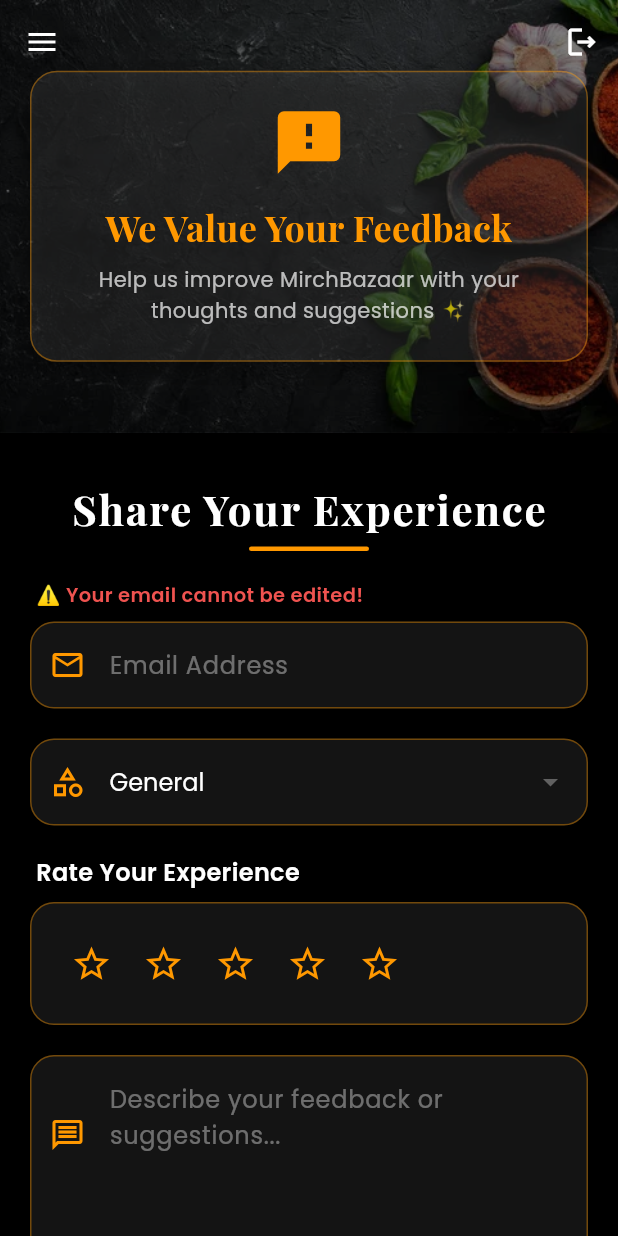
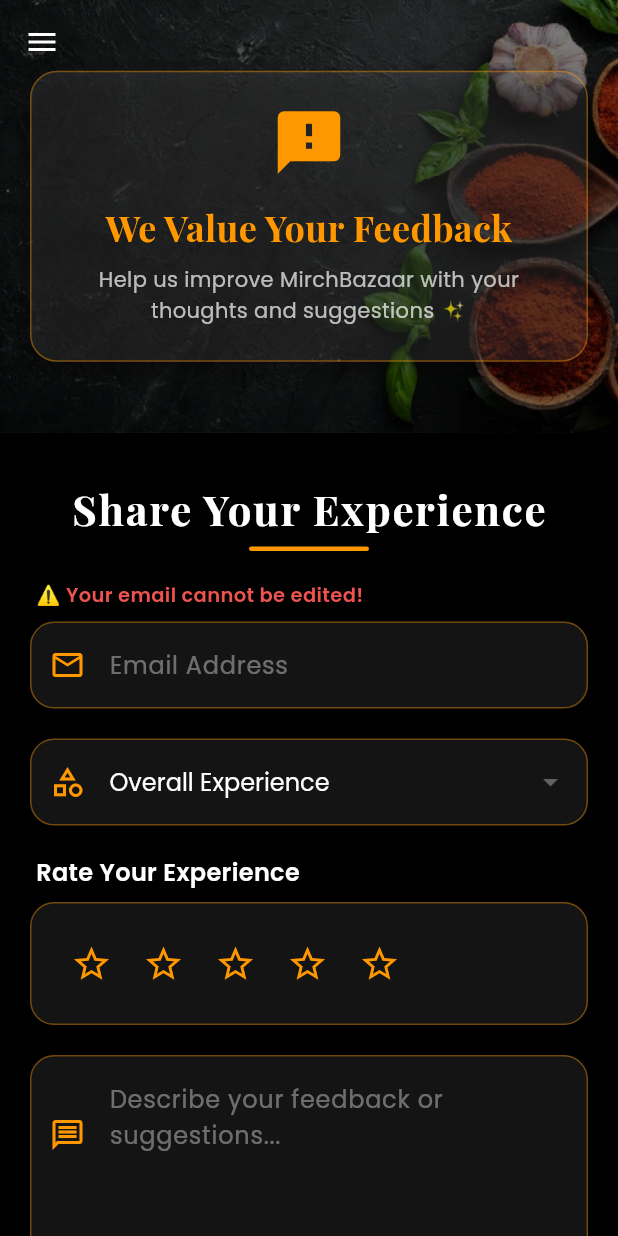
Before and after one commit to Taha1707/MirchBazaar, a Flutter app: the FeedbackFormPage screen opened directly, on a phone screen of 412 x 824 dp. Run offline on Flutter 3.47's test engine with Material 3 defaults, Android fonts, the phone set to English and light mode, and no system bars; our stand-ins replace badges, cloud_firestore, firebase_auth, firebase_core, flutter_rating_bar, google_fonts and 2 more; accounts and stored records are empty.

```diff
--- a/lib/user/feedback_page.dart
+++ b/lib/user/feedback_page.dart
@@ -3,8 +3,6 @@ import 'package:firebase_auth/firebase_auth.dart';
 import 'package:flutter/material.dart';
 import 'package:google_fonts/google_fonts.dart';
 import 'package:project/user/user_drawer.dart';
-import '../services/authentication.dart';
-import '../services/validation.dart';
 
 final user = FirebaseAuth.instance.currentUser;
 final userEmail = user?.email ?? 'No Email';
@@ -20,7 +18,7 @@ class _FeedbackFormPageState extends State<FeedbackFormPage>
   final _formKey = GlobalKey<FormState>();
   final _emailController = TextEditingController();
   final _messageController = TextEditingController();
-  String _feedbackType = 'General';
+  String _feedbackType = 'Overall Experience';
   int _rating = 0;
   bool _isSending = false;
   late AnimationController _controller;
@@ -75,7 +73,7 @@ class _FeedbackFormPageState extends State<FeedbackFormPage>
       clearData();
 
       setState(() {
-        _feedbackType = 'General';
+        _feedbackType = 'Overall Experience';
         _rating = 0;
       });
     } catch (e) {
@@ -88,6 +86,17 @@ class _FeedbackFormPageState extends State<FeedbackFormPage>
     }
 
     setState(() => _isSending = false);
+  }
+
+  String? validateMessage(String? value) {
+    if (value == null || value.trim().isEmpty) {
+      return 'Feedback cannot be empty';
+    }
+    final wordCount = value.trim().split(RegExp(r'\s+')).length;
+    if (wordCount < 10) {
+      return 'Please write at least 10 words for meaningful feedback';
+    }
+    return null;
   }
 
   Widget _buildStarRating() {
@@ -108,7 +117,6 @@ class _FeedbackFormPageState extends State<FeedbackFormPage>
     );
   }
 
-  // Section Heading with Orange Underline (same as About Us)
   Widget _sectionHeading(String title) {
     return Column(
       children: [
@@ -136,7 +144,6 @@ class _FeedbackFormPageState extends State<FeedbackFormPage>
     );
   }
 
-  // Themed Input Field
   Widget _buildThemedTextField({
     required String hintText,
     required IconData icon,
@@ -202,13 +209,13 @@ class _FeedbackFormPageState extends State<FeedbackFormPage>
             borderRadius: BorderRadius.circular(16),
             borderSide: BorderSide.none,
           ),
-          contentPadding: const EdgeInsets.symmetric(horizontal: 16, vertical: 16),
+          contentPadding:
+          const EdgeInsets.symmetric(horizontal: 16, vertical: 16),
         ),
       ),
     );
   }
 
-  // Themed Dropdown
   Widget _buildThemedDropdown() {
     return Container(
       margin: const EdgeInsets.only(bottom: 20),
@@ -254,9 +261,15 @@ class _FeedbackFormPageState extends State<FeedbackFormPage>
             borderRadius: BorderRadius.circular(16),
             borderSide: BorderSide(color: Colors.orange, width: 2),
           ),
-          contentPadding: const EdgeInsets.symmetric(horizontal: 16, vertical: 16),
+          contentPadding:
+          const EdgeInsets.symmetric(horizontal: 16, vertical: 16),
         ),
-        items: ['General', 'Bug Report', 'Feature Request', 'Other']
+        items: [
+          'Overall Experience',
+          'Product Quality',
+          'Service & Support',
+          'Ease of Use'
+        ]
             .map(
               (type) => DropdownMenuItem(
             value: type,
@@ -298,16 +311,6 @@ class _FeedbackFormPageState extends State<FeedbackFormPage>
               : Icon(Icons.menu, color: Colors.white),
           onPressed: _toggleMenu,
         ),
-
-        actions: <Widget>[
-          IconButton(
-            onPressed: () async {
-              await AuthenticationHelper().signOut();
-              Navigator.pushReplacementNamed(context, "/LoginPage");
-            },
-            icon: Icon(Icons.logout_outlined, color: Colors.white),
-          ),
-        ],
       ),
       body: Stack(
         children: [
@@ -317,7 +320,6 @@ class _FeedbackFormPageState extends State<FeedbackFormPage>
                 // Hero Section with Glass Card
                 Stack(
                   children: [
-                    // Background Banner
                     Container(
                       height: MediaQuery.of(context).size.height * 0.35,
                       width: double.infinity,
@@ -328,15 +330,11 @@ class _FeedbackFormPageState extends State<FeedbackFormPage>
                         ),
                       ),
                     ),
-
-                    // Dark overlay
                     Container(
                       height: MediaQuery.of(context).size.height * 0.35,
                       width: double.infinity,
                       color: Colors.black.withOpacity(0.5),
                     ),
-
-                    // Center Glass Card
                     Positioned.fill(
                       child: Align(
                         alignment: Alignment.center,
@@ -346,7 +344,8 @@ class _FeedbackFormPageState extends State<FeedbackFormPage>
                           decoration: BoxDecoration(
                             color: Colors.white.withOpacity(0.08),
                             borderRadius: BorderRadius.circular(18),
-                            border: Border.all(color: Colors.orange.withOpacity(0.4)),
+                            border:
+                            Border.all(color: Colors.orange.withOpacity(0.4)),
                             boxShadow: [
                               BoxShadow(
                                 color: Colors.black.withOpacity(0.4),
@@ -390,20 +389,18 @@ class _FeedbackFormPageState extends State<FeedbackFormPage>
                     ),
                   ],
                 ),
-
                 const SizedBox(height: 30),
 
                 // Feedback Form Section
                 _sectionHeading("Share Your Experience"),
-
                 Padding(
-                  padding: const EdgeInsets.symmetric(horizontal: 20, vertical: 20),
+                  padding:
+                  const EdgeInsets.symmetric(horizontal: 20, vertical: 20),
                   child: Form(
                     key: _formKey,
                     child: Column(
                       crossAxisAlignment: CrossAxisAlignment.start,
                       children: [
-                        // Email Warning
                         Padding(
                           padding: const EdgeInsets.only(left: 4, bottom: 8),
                           child: Text(
@@ -418,18 +415,16 @@ class _FeedbackFormPageState extends State<FeedbackFormPage>
                           ),
                         ),
 
-                        // Email Field
                         _buildThemedTextField(
                           hintText: "Email Address",
                           icon: Icons.email_outlined,
-                          initialValue: FirebaseAuth.instance.currentUser?.email ?? 'No Email',
+                          initialValue:
+                          FirebaseAuth.instance.currentUser?.email ?? 'No Email',
                           enabled: false,
                         ),
 
-                        // Feedback Type Dropdown
                         _buildThemedDropdown(),
 
-                        // Rating Section
                         Padding(
                           padding: const EdgeInsets.only(left: 4, bottom: 8),
                           child: Text(
@@ -461,7 +456,6 @@ class _FeedbackFormPageState extends State<FeedbackFormPage>
                           child: _buildStarRating(),
                         ),
 
-                        // Message Field
                         _buildThemedTextField(
                           hintText: "Describe your feedback or suggestions...",
                           icon: Icons.message_outlined,
@@ -472,7 +466,6 @@ class _FeedbackFormPageState extends State<FeedbackFormPage>
 
                         const SizedBox(height: 10),
 
-                        // Send Button
                         SizedBox(
                           width: double.infinity,
                           height: 50,
@@ -484,9 +477,8 @@ class _FeedbackFormPageState extends State<FeedbackFormPage>
                               width: 20,
                               child: CircularProgressIndicator(
                                 strokeWidth: 2,
-                                valueColor: AlwaysStoppedAnimation<Color>(
-                                  Colors.white,
-                                ),
+                                valueColor:
+                                AlwaysStoppedAnimation<Color>(Colors.white),
                               ),
                             )
                                 : Icon(Icons.send_rounded, color: Colors.white),
@@ -515,13 +507,11 @@ class _FeedbackFormPageState extends State<FeedbackFormPage>
                     ),
                   ),
                 ),
-
                 const SizedBox(height: 50),
               ],
             ),
           ),
 
-          // Drawer (same as About Us)
           AnimatedBuilder(
             animation: _controller,
             builder: (context, child) {
```
Also changed, not shown: lib/user/home_user.dart (+74 -30 lines).
